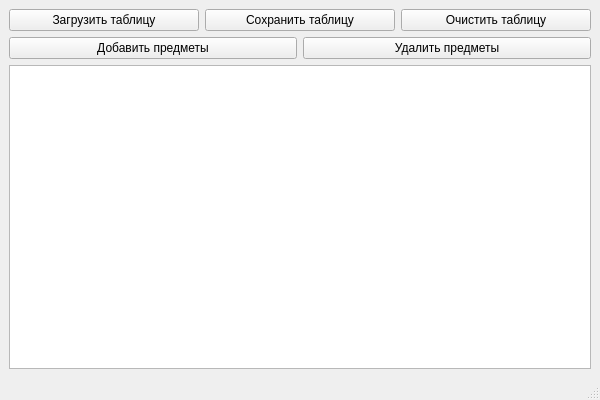
Qt form main_window.ui (myrzh/gradebook_sandbox) before a commit.
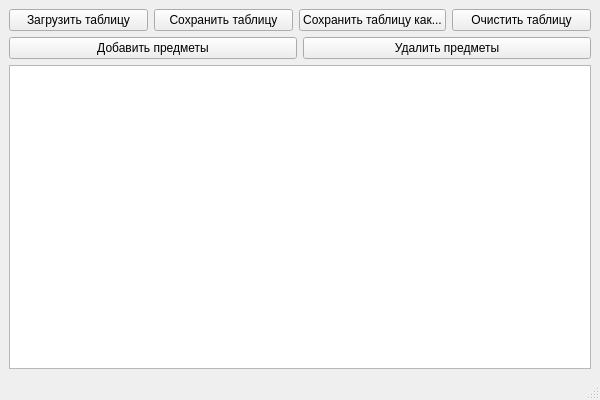
The same form after that commit.

```diff
--- a/main_window.ui
+++ b/main_window.ui
@@ -42,6 +42,13 @@
           </property>
          </widget>
         </item>
+        <item>
+         <widget class="QPushButton" name="save_table_as_button">
+          <property name="text">
+           <string>Сохранить таблицу как...</string>
+          </property>
+         </widget>
+        </item>
         <item>
          <widget class="QPushButton" name="clear_table_button">
           <property name="text">
```
Left out of the diff: 2 changed lines with no effect on the pictures.
